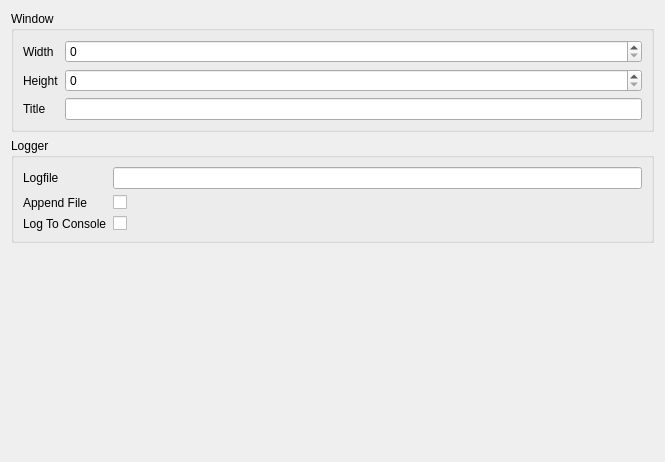
Old version of the form editor/ui/tabs/ProjectSettings.ui in the repository RyanDeBarros/Olympian.
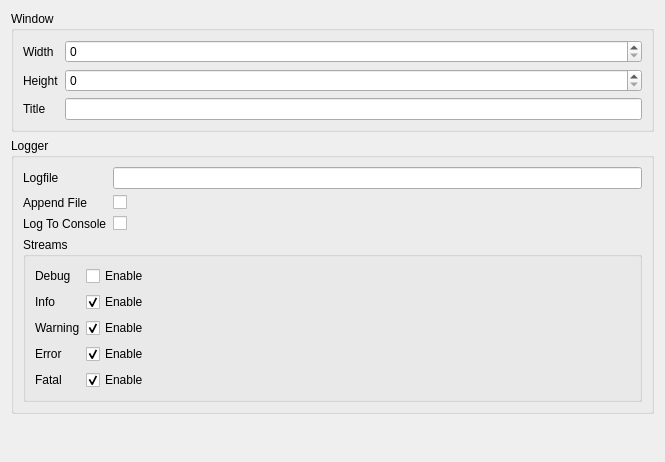
New version of the form.

Commit message: Added logger enables to project config.

The edit to the form file:
```diff
--- a/editor/ui/tabs/ProjectSettings.ui
+++ b/editor/ui/tabs/ProjectSettings.ui
@@ -13,7 +13,7 @@
   <property name="windowTitle">
    <string>Form</string>
   </property>
-  <layout class="QVBoxLayout" name="verticalLayout_3">
+  <layout class="QVBoxLayout" name="verticalLayout_4">
    <item>
     <widget class="QGroupBox" name="groupBox">
      <property name="title">
@@ -70,7 +70,7 @@
      <property name="title">
       <string>Logger</string>
      </property>
-     <layout class="QVBoxLayout" name="verticalLayout_2">
+     <layout class="QVBoxLayout" name="verticalLayout_3">
       <item>
        <layout class="QFormLayout" name="formLayout_2">
         <item row="0" column="0">
@@ -117,6 +117,101 @@
         </item>
        </layout>
       </item>
+      <item>
+       <widget class="QGroupBox" name="groupBox_3">
+        <property name="title">
+         <string>Streams</string>
+        </property>
+        <layout class="QVBoxLayout" name="verticalLayout_2">
+         <item>
+          <layout class="QFormLayout" name="formLayout_3">
+           <item row="0" column="0">
+            <widget class="QLabel" name="label">
+             <property name="text">
+              <string>Debug</string>
+             </property>
+            </widget>
+           </item>
+           <item row="1" column="0">
+            <widget class="QLabel" name="label_8">
+             <property name="text">
+              <string>Info</string>
+             </property>
+            </widget>
+           </item>
+           <item row="2" column="0">
+            <widget class="QLabel" name="label_9">
+             <property name="text">
+              <string>Warning</string>
+             </property>
+            </widget>
+           </item>
+           <item row="3" column="0">
+            <widget class="QLabel" name="label_10">
+             <property name="text">
+              <string>Error</string>
+             </property>
+            </widget>
+           </item>
+           <item row="4" column="0">
+            <widget class="QLabel" name="label_11">
+             <property name="text">
+              <string>Fatal</string>
+             </property>
+            </widget>
+           </item>
+           <item row="0" column="1">
+            <widget class="QCheckBox" name="logStreamDebugEnable">
+             <property name="text">
+              <string>Enable</string>
+             </property>
+            </widget>
+           </item>
+           <item row="1" column="1">
+            <widget class="QCheckBox" name="logStreamInfoEnable">
+             <property name="text">
+              <string>Enable</string>
+             </property>
+             <property name="checked">
+              <bool>true</bool>
+             </property>
+            </widget>
+           </item>
+           <item row="2" column="1">
+            <widget class="QCheckBox" name="logStreamWarningEnable">
+             <property name="text">
+              <string>Enable</string>
+             </property>
+             <property name="checked">
+              <bool>true</bool>
+             </property>
+            </widget>
+           </item>
+           <item row="3" column="1">
+            <widget class="QCheckBox" name="logStreamErrorEnable">
+             <property name="text">
+              <string>Enable</string>
+             </property>
+             <property name="checked">
+              <bool>true</bool>
+             </property>
+            </widget>
+           </item>
+           <item row="4" column="1">
+            <widget class="QCheckBox" name="logStreamFatalEnable">
+             <property name="text">
+              <string>Enable</string>
+             </property>
+             <property name="checked">
+              <bool>true</bool>
+             </property>
+            </widget>
+           </item>
+          </layout>
+         </item>
+        </layout>
+       </widget>
+      </item>
      </layout>
     </widget>
    </item>
```
The commit also changes 5 other files.
